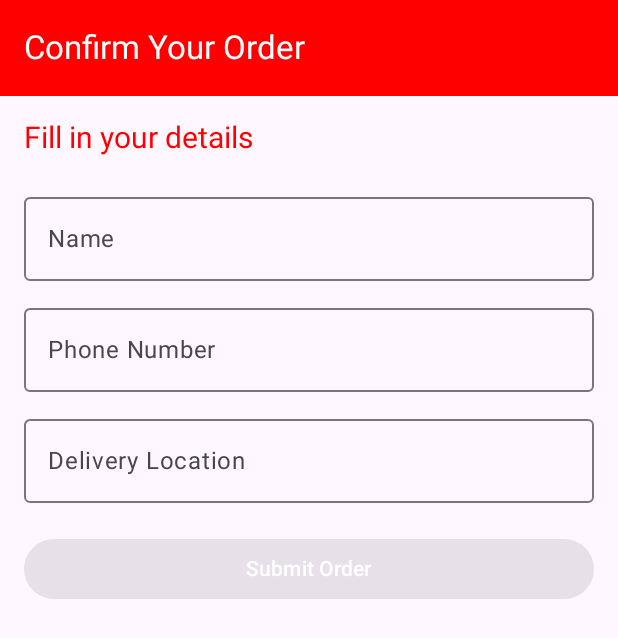
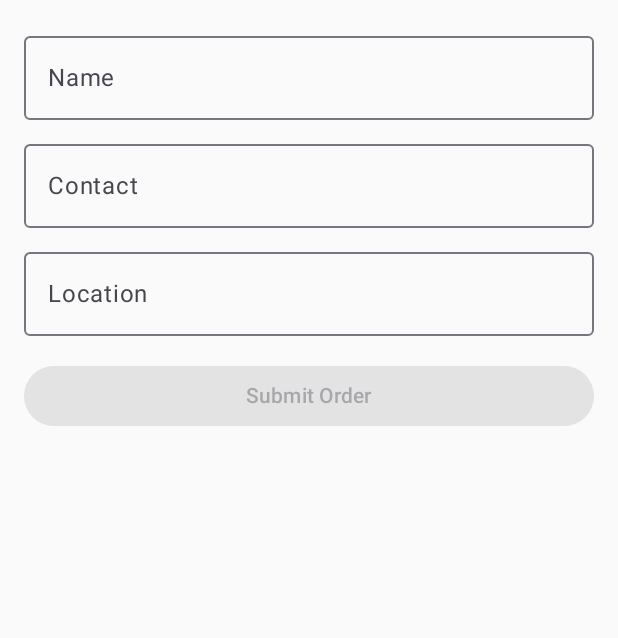
Before and after one commit to mungai614/Mikie, an Android app built with Jetpack Compose: the OrderConfirmationScreen screen opened through its navigation route, on a phone screen of 412 x 824 dp. Shown: the top 638 px of the screen. Run offline under Robolectric (Android 15) with nearby library versions, the phone set to English and light mode, and no system bars; our stand-ins replace Room's generated code.

Commit message:
fifth commit

```diff
--- a/app/src/main/java/com/jeremy/mikie/navigation/AppNavhost.kt
+++ b/app/src/main/java/com/jeremy/mikie/navigation/AppNavhost.kt
@@ -1,6 +1,8 @@
 package com.jeremy.mikie.navigation
 
+import OrderConfirmationScreen
 import SaveOrderScreen2
+import SavedOrdersScreen3
 import android.os.Build
 import androidx.annotation.RequiresApi
 import androidx.compose.runtime.Composable
@@ -18,15 +20,17 @@ import com.jeremy.mikie.register.RegisterScreen
 import com.jeremy.mikie.repository.UserRepository
 import com.jeremy.mikie.ui.screens.about.AboutScreen
 import com.jeremy.mikie.ui.screens.admin.AdminOrderConfirmationScreen
-import com.jeremy.mikie.ui.screens.admin.OrderConfirmationScreen
+
 
 import com.jeremy.mikie.ui.screens.home.HomeScreen
 import com.jeremy.mikie.ui.screens.order.OrderScreen
 
 
 import com.jeremy.mikie.ui.screens.saved.SavedOrdersScreen
+
 import com.jeremy.mikie.ui.screens.splash.SplashScreen
 import com.jeremy.mikie.viewmodel.AuthViewModel
+import com.jeremy.mikie.viewmodel.OrderViewModel2
 
 
 @RequiresApi(Build.VERSION_CODES.Q)
@@ -38,6 +42,7 @@ fun AppNavHost(
 ) {
     val context = LocalContext.current
     val orderViewModel: OrderViewModel = viewModel()
+    val orderViewModel2: OrderViewModel2 = viewModel()
 
 
     NavHost(
@@ -46,11 +51,13 @@ fun AppNavHost(
         modifier = modifier
     ) {
         composable(ROUT_ORDER) {
-            OrderScreen(orderViewModel = orderViewModel, navController = navController)
+            OrderScreen(orderViewModel2 = orderViewModel2, navController = navController)
         }
+
         composable(ROUT_SAVED) {
-            SavedOrdersScreen(orderViewModel = orderViewModel, navController = navController)
+            SavedOrdersScreen(orderViewModel2 = orderViewModel2, navController = navController)
         }
+
         composable(ROUT_HOME) {
             HomeScreen(navController = navController)
         }
@@ -64,10 +71,7 @@ fun AppNavHost(
             AdminOrderConfirmationScreen(navController)
         }
         composable(ROUT_ORDER_CONFIRMATION) {
-            OrderConfirmationScreen(
-                orderViewModel = OrderViewModel(),
-                navController = navController
-            )
+            OrderConfirmationScreen(orderViewModel = orderViewModel, navController = navController)
         }
         composable(ROUT_SAVED_ORDERS) {
             SaveOrderScreen2(
@@ -75,6 +79,13 @@ fun AppNavHost(
                 navController = navController
             )
         }
+        composable(ROUT_SAVED_ORDER3) {
+            SavedOrdersScreen3(orderViewModel = orderViewModel, navController = navController)
+        }
+
+
+
+
 
 
         // Initialize Room Database and Repository for Authentication
--- a/app/src/main/java/com/jeremy/mikie/navigation/Routes.kt
+++ b/app/src/main/java/com/jeremy/mikie/navigation/Routes.kt
@@ -11,3 +11,4 @@ const val ROUT_LOGIN = "login"
 const val ROUT_ADMIN_ORDERS = "admin_orders"
 const val ROUT_SAVED_ORDERS = "saved_orders"
 const val ROUT_ORDER_CONFIRMATION = "order_confirmation"
+const val ROUT_SAVED_ORDER3 = "order3"
--- a/app/src/main/java/com/jeremy/mikie/ui/screens/admin/OrderConfirmationScreen.kt
+++ b/app/src/main/java/com/jeremy/mikie/ui/screens/admin/OrderConfirmationScreen.kt
@@ -1,105 +1,51 @@
-package com.jeremy.mikie.ui.screens.admin
-
 import androidx.compose.foundation.layout.*
-import androidx.compose.foundation.text.KeyboardOptions
 import androidx.compose.material3.*
 import androidx.compose.runtime.*
 import androidx.compose.ui.Modifier
-import androidx.compose.ui.graphics.Color
-
-import androidx.compose.ui.text.input.KeyboardType
 import androidx.compose.ui.unit.dp
-import androidx.compose.ui.unit.sp
 import androidx.navigation.NavController
 import com.jeremy.mikie.model.OrderViewModel
+import com.jeremy.mikie.navigation.ROUT_SAVED_ORDER3
 
-@OptIn(ExperimentalMaterial3Api::class)
 @Composable
 fun OrderConfirmationScreen(orderViewModel: OrderViewModel, navController: NavController) {
     var name by remember { mutableStateOf("") }
     var contact by remember { mutableStateOf("") }
     var location by remember { mutableStateOf("") }
-    var submitted by remember { mutableStateOf(false) }
 
     val isFormValid = name.isNotBlank() && contact.isNotBlank() && location.isNotBlank()
 
-    Scaffold(
-        topBar = {
-            TopAppBar(
-                title = { Text("Confirm Your Order") },
-                colors = TopAppBarDefaults.topAppBarColors(
-                    containerColor = Color.Red,
-                    titleContentColor = Color.White
-                )
-            )
-        }
-    ) { padding ->
-        Column(
-            modifier = Modifier
-                .padding(padding)
-                .padding(16.dp)
-                .fillMaxSize(),
-            verticalArrangement = Arrangement.Top
-        ) {
-            if (!submitted) {
-                Text("Fill in your details", fontSize = 20.sp, color = Color.Red)
-
-                Spacer(modifier = Modifier.height(20.dp))
-
+    Column(modifier = Modifier.padding(16.dp)) {
         OutlinedTextField(
             value = name,
             onValueChange = { name = it },
             label = { Text("Name") },
-                    modifier = Modifier.fillMaxWidth(),
-                    singleLine = true
+            modifier = Modifier.fillMaxWidth()
         )
-
-                Spacer(modifier = Modifier.height(10.dp))
-
+        Spacer(modifier = Modifier.height(8.dp))
         OutlinedTextField(
             value = contact,
             onValueChange = { contact = it },
-                    label = { Text("Phone Number") },
-                    modifier = Modifier.fillMaxWidth(),
-                    singleLine = true,
-                    keyboardOptions = KeyboardOptions(keyboardType = KeyboardType.Phone)
+            label = { Text("Contact") },
+            modifier = Modifier.fillMaxWidth()
         )
-
-                Spacer(modifier = Modifier.height(10.dp))
-
+        Spacer(modifier = Modifier.height(8.dp))
         OutlinedTextField(
             value = location,
             onValueChange = { location = it },
-                    label = { Text("Delivery Location") },
-                    modifier = Modifier.fillMaxWidth(),
-                    singleLine = true
+            label = { Text("Location") },
+            modifier = Modifier.fillMaxWidth()
         )
-
-                Spacer(modifier = Modifier.height(20.dp))
-
+        Spacer(modifier = Modifier.height(16.dp))
         Button(
             onClick = {
+                orderViewModel.saveOrder(name, contact, location)
+                navController.navigate(ROUT_SAVED_ORDER3)
             },
             enabled = isFormValid,
-                    modifier = Modifier.fillMaxWidth(),
-                    colors = ButtonDefaults.buttonColors(
-                        containerColor = if (isFormValid) Color.Red else Color.Gray
-                    )
-                ) {
-                    Text("Submit Order", color = Color.White)
-                }
-            } else {
-                Text("🎉 Order Submitted Successfully!", fontSize = 20.sp, color = Color.Green)
-                Spacer(modifier = Modifier.height(10.dp))
-                Button(
-                    onClick = {
-                        navController.popBackStack()
-                    },
             modifier = Modifier.fillMaxWidth()
         ) {
-                    Text("Go Back")
+            Text("Submit Order")
         }
     }
 }
-    }
-}
--- a/app/src/main/java/com/jeremy/mikie/ui/screens/order/OrderScreen.kt
+++ b/app/src/main/java/com/jeremy/mikie/ui/screens/order/OrderScreen.kt
@@ -5,10 +5,7 @@ import androidx.compose.foundation.layout.*
 import androidx.compose.foundation.rememberScrollState
 import androidx.compose.foundation.verticalScroll
 import androidx.compose.material.icons.Icons
-import androidx.compose.material.icons.filled.Add
-import androidx.compose.material.icons.filled.Home
-import androidx.compose.material.icons.filled.Person
-import androidx.compose.material.icons.filled.ShoppingCart
+import androidx.compose.material.icons.filled.*
 import androidx.compose.material3.*
 import androidx.compose.runtime.*
 import androidx.compose.ui.Alignment
@@ -20,15 +17,13 @@ import androidx.compose.ui.unit.sp
 import androidx.navigation.NavController
 import com.jeremy.mikie.R
 import com.jeremy.mikie.model.FoodItem
-import com.jeremy.mikie.model.OrderViewModel
-import com.jeremy.mikie.navigation.ROUT_ADMIN_ORDERS
-import com.jeremy.mikie.navigation.ROUT_HOME
-import com.jeremy.mikie.navigation.ROUT_ORDER
+import com.jeremy.mikie.viewmodel.OrderViewModel2
+import com.jeremy.mikie.navigation.ROUT_ORDER_CONFIRMATION
 import com.jeremy.mikie.navigation.ROUT_SAVED
 
 @OptIn(ExperimentalMaterial3Api::class)
 @Composable
-fun OrderScreen(orderViewModel: OrderViewModel, navController: NavController) {
+fun OrderScreen(orderViewModel2: OrderViewModel2, navController: NavController) {
     var selectedIndex by remember { mutableStateOf(0) }
 
     Scaffold(
@@ -41,7 +36,6 @@ fun OrderScreen(orderViewModel: OrderViewModel, navController: NavController) {
                 )
             )
         },
-
         bottomBar = {
             NavigationBar(containerColor = Color.Red) {
                 NavigationBarItem(
@@ -50,7 +44,7 @@ fun OrderScreen(orderViewModel: OrderViewModel, navController: NavController) {
                     selected = selectedIndex == 0,
                     onClick = {
                         selectedIndex = 0
-                        navController.navigate(ROUT_ORDER)
+                        navController.navigate("order")
                     }
                 )
                 NavigationBarItem(
@@ -68,21 +62,19 @@ fun OrderScreen(orderViewModel: OrderViewModel, navController: NavController) {
                     selected = selectedIndex == 2,
                     onClick = {
                         selectedIndex = 2
-                        navController.navigate(ROUT_HOME)
+                        navController.navigate("home")
                     }
                 )
             }
         },
-
         floatingActionButton = {
             FloatingActionButton(
-                onClick = { /* Add action if needed */ },
+                onClick = { /* Optional FAB action */ },
                 containerColor = Color.LightGray
             ) {
                 Icon(Icons.Default.Add, contentDescription = "Add")
             }
         },
-
         content = { paddingValues ->
             Column(
                 modifier = Modifier
@@ -108,7 +100,10 @@ fun OrderScreen(orderViewModel: OrderViewModel, navController: NavController) {
                 foodItems.forEach { item ->
                     FoodItemCard(
                         item = item,
-                        onSelect = { orderViewModel.addItem(it) },
+                        onSelect = { selectedItem ->
+                            orderViewModel2.addItem(selectedItem)
+                            navController.navigate(ROUT_SAVED)
+                        },
                         navController = navController
                     )
                     Spacer(modifier = Modifier.height(10.dp))
@@ -116,9 +111,7 @@ fun OrderScreen(orderViewModel: OrderViewModel, navController: NavController) {
 
                 Spacer(modifier = Modifier.height(20.dp))
 
-                Button(onClick = {
-                    navController.navigate(ROUT_SAVED)
-                }) {
+                Button(onClick = { navController.navigate(ROUT_SAVED) }) {
                     Text("View Saved Orders")
                 }
             }
@@ -160,10 +153,12 @@ fun FoodItemCard(
 
             Button(onClick = {
                 onSelect(item)
-                navController.navigate(ROUT_ADMIN_ORDERS)
+                navController.navigate(ROUT_ORDER_CONFIRMATION)
             }) {
                 Text("Add")
             }
+
+
         }
     }
 }
--- /dev/null
+++ b/app/src/main/java/com/jeremy/mikie/viewmodel/OrderViewModel2.kt
@@ -0,0 +1,19 @@
+package com.jeremy.mikie.viewmodel
+
+import androidx.lifecycle.ViewModel
+import com.jeremy.mikie.model.FoodItem
+import kotlinx.coroutines.flow.MutableStateFlow
+import kotlinx.coroutines.flow.StateFlow
+
+class OrderViewModel2 : ViewModel() {
+    private val _selectedItems = MutableStateFlow<List<FoodItem>>(emptyList())
+    val selectedItems: StateFlow<List<FoodItem>> = _selectedItems
+
+    fun addItem(item: FoodItem) {
+        _selectedItems.value = _selectedItems.value + item
+    }
+
+    fun clearOrder() {
+        _selectedItems.value = emptyList()
+    }
+}
```
Also changed, not shown: app/src/main/java/com/jeremy/mikie/model/Order.kt (+4 -4 lines), app/src/main/java/com/jeremy/mikie/model/OrderItem.kt (added, +13 -0 lines), app/src/main/java/com/jeremy/mikie/model/OrderViewModel.kt (+13 -6 lines), app/src/main/java/com/jeremy/mikie/ui/screens/saved/SavedOderScreen.kt (+9 -6 lines), app/src/main/java/com/jeremy/mikie/ui/screens/saved/SavedOrdersScreen3.kt (added, +34 -0 lines), app/src/main/java/com/jeremy/mikie/viewmodel/OrderItem.kt (added), app/src/main/java/com/jeremy/mikie/viewmodel/OrderViewModel.kt (deleted). Lines whose indentation alone changed are shown as unchanged.
